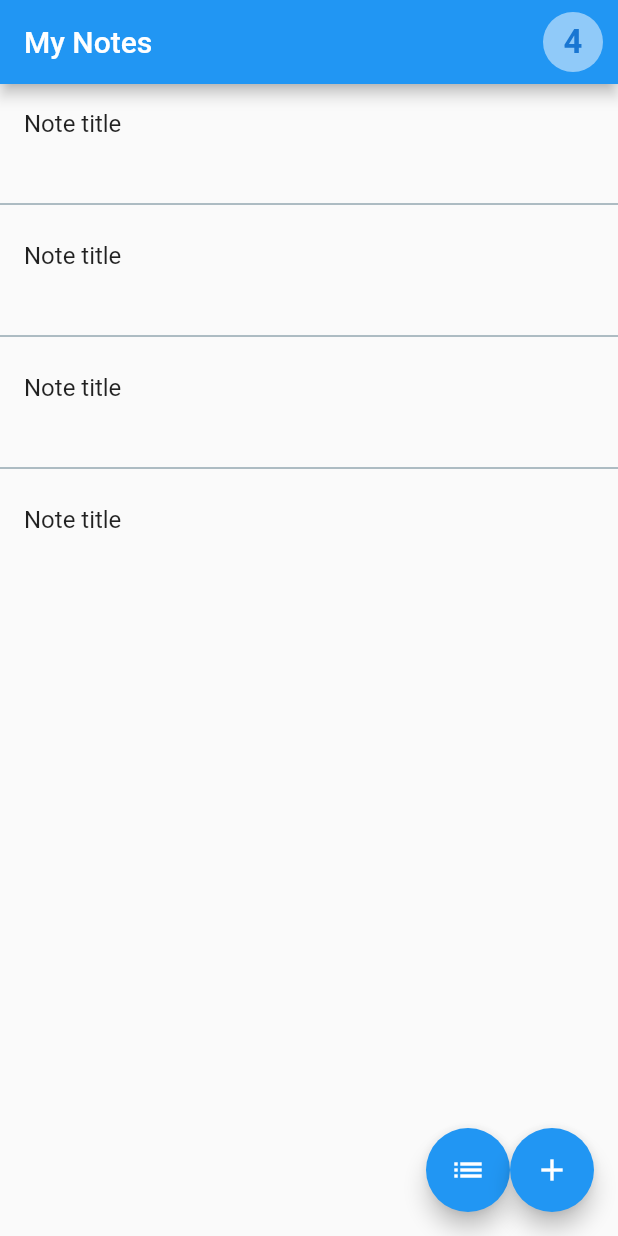
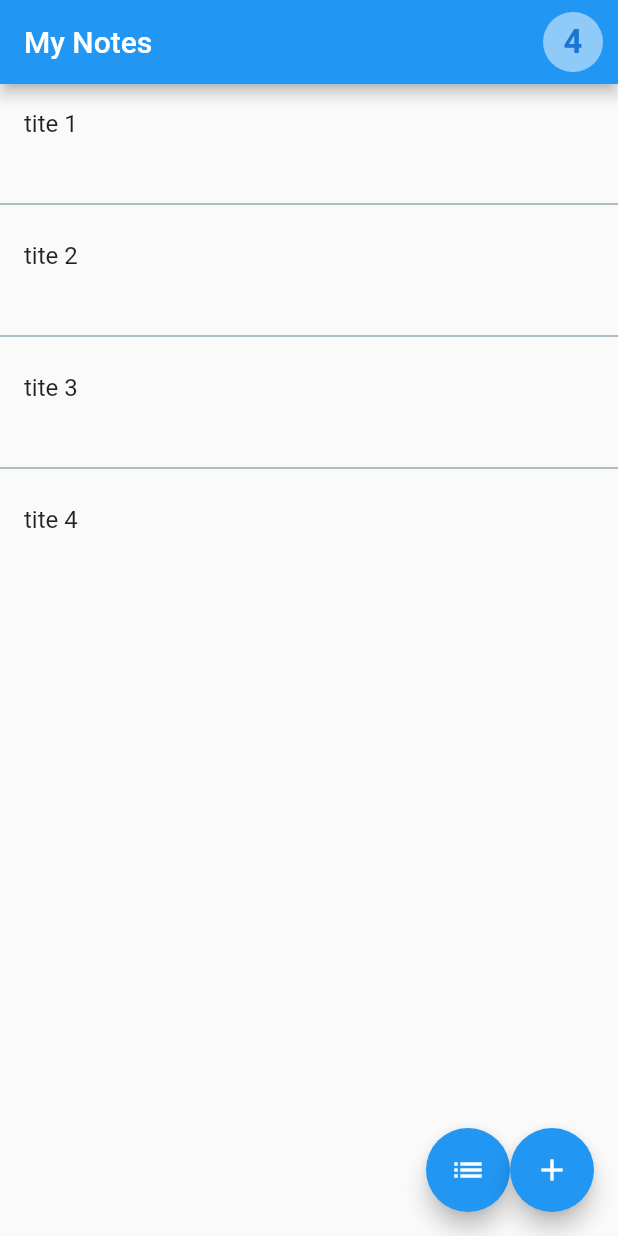
Before and after one commit to Mhamad-Raad/advanced-todo-list, a Flutter app: the screen it shows after launch, after a tap on the "unfold less" icon, on a phone screen of 412 x 824 dp. Run offline on Flutter 3.47's test engine with Material 2 defaults, Android fonts, the light colour scheme and no system bars.

Commit message:
showing mock data

```diff
--- a/lib/models/note.dart
+++ b/lib/models/note.dart
@@ -8,4 +8,12 @@ class Note {
     title = t;
     content = c;
   }
+
+  String getTitle() {
+    return title;
+  }
+
+  String getContent() {
+    return content;
+  }
 }
--- a/lib/screens/list_screen.dart
+++ b/lib/screens/list_screen.dart
@@ -3,6 +3,7 @@
 //? You can refactor the code if needed
 
 import 'package:flutter/material.dart';
+import 'package:midterm/models/mock_data.dart';
 
 // import 'note_screen.dart';
 // import '../models/note.dart';
@@ -34,7 +35,7 @@ class _ListScreenState extends State<ListScreen> {
         ],
       ),
       body: ListView.separated(
-        itemCount: 4,
+        itemCount: noteList.length,
         separatorBuilder: (context, index) => Divider(
           color: Colors.blueGrey,
         ),
@@ -60,8 +61,8 @@ class _ListScreenState extends State<ListScreen> {
                   ),
                 )
               : SizedBox(),
-          title: Text('Note title'),
-          subtitle: hide ? Text("") : Text('Note content'),
+          title: Text(noteList[index].getTitle()),
+          subtitle: hide ? Text("") : Text(noteList[index].getContent()),
           onTap: () {},
           onLongPress: () {
             setState(() {
```
